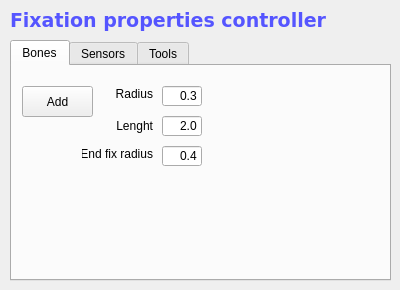
GeneCraft/GeneCraft-Project, file src/genelab/core/ui/widgets/entities/fixationproperties.ui: the form before one commit.
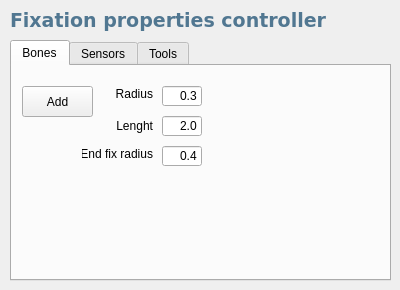
The form after the commit. Icons and pictures are not drawn.

Commit message:
Brille, brille, interface...
* Ywa / Roll
* Affichage de la veleur de potentiomètres
* Style / renommage
* Les créatures s'ajoutent devant la Camera
* Mode disabled pour controle des moteurs de test

```diff
--- a/src/genelab/core/ui/widgets/entities/fixationproperties.ui
+++ b/src/genelab/core/ui/widgets/entities/fixationproperties.ui
@@ -32,7 +32,7 @@
     </font>
    </property>
    <property name="styleSheet">
-    <string notr="true">color: rgb(85, 85, 255);</string>
+    <string notr="true">color: rgb(81, 119, 145);</string>
    </property>
    <property name="text">
     <string>Fixation properties controller</string>
```
The commit also changes 5 other files.
